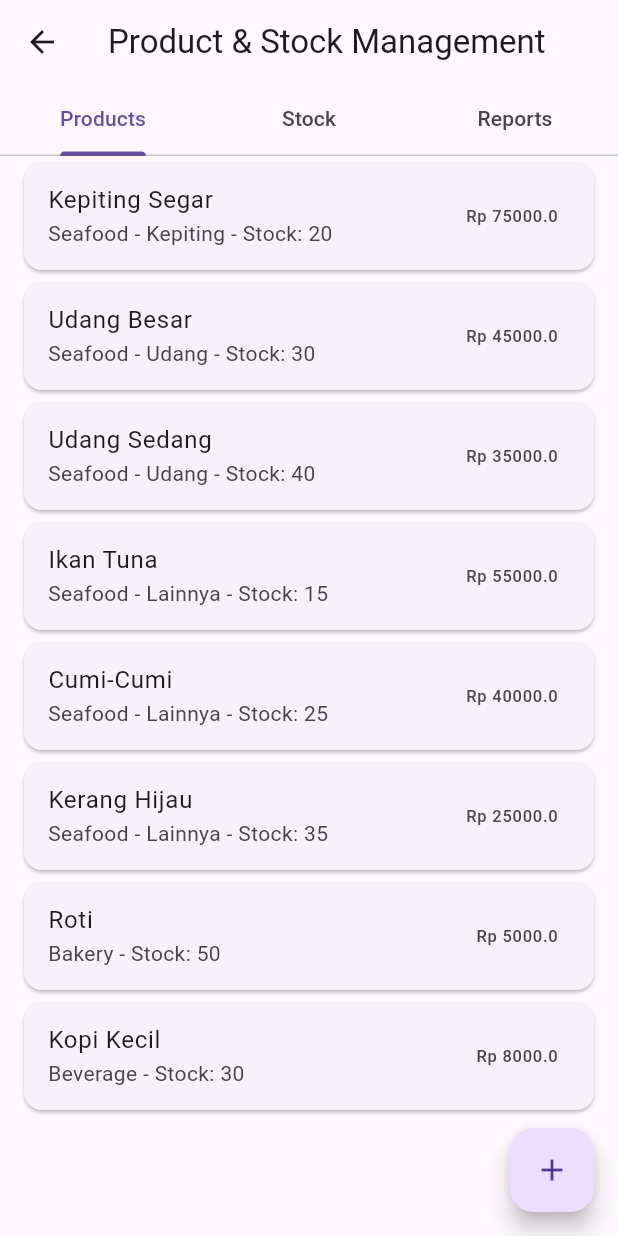
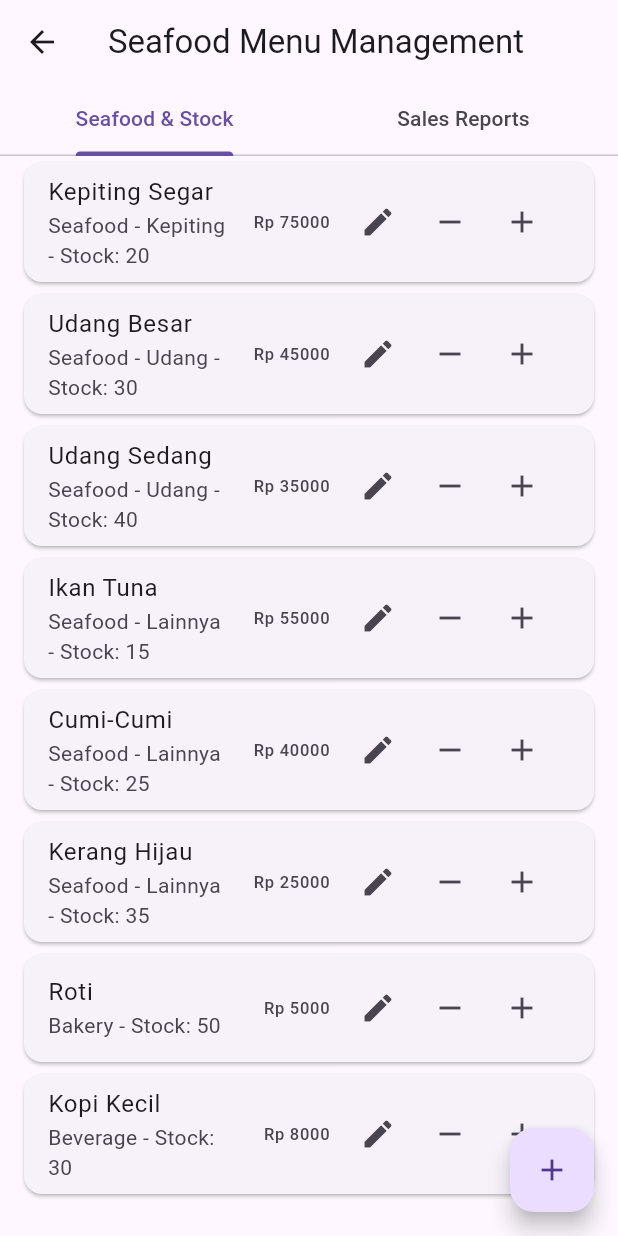
Before and after one commit to nunaprameswari/smartcashier_frontend, a Flutter app: the Productpage screen opened directly, on a phone screen of 412 x 824 dp. Run offline on Flutter 3.47's test engine with Material 3 defaults, Android fonts, the phone set to English and light mode, and no system bars; network calls fail.

Commit message:
melakukan penyempurnaan produck

```diff
--- a/lib/main.dart
+++ b/lib/main.dart
@@ -45,10 +45,10 @@
                 ),
                 const SizedBox(height: 40),
 
-                // Manajemen Produk
+                // Seafood Menu
                 menuCard(
                   imagePath: "assets/image/product.jpeg",
-                  title: "Manajemen Product & Stock",
+                  title: "Seafood Menu",
                   onTap: () {
                     Navigator.push(
                       context,
--- a/lib/menu/productpage.dart
+++ b/lib/menu/productpage.dart
@@ -16,7 +16,7 @@ class _ProductpageState extends State<Productpage> with SingleTickerProviderStat
   @override
   void initState() {
     super.initState();
-    _tabController = TabController(length: 3, vsync: this);
+    _tabController = TabController(length: 2, vsync: this);
   }
 
   @override
@@ -29,21 +29,19 @@ class _ProductpageState extends State<Productpage> with SingleTickerProviderStat
   Widget build(BuildContext context) {
     return Scaffold(
       appBar: AppBar(
-        title: const Text('Product & Stock Management'),
+        title: const Text('Seafood Menu Management'),
         bottom: TabBar(
           controller: _tabController,
           tabs: const [
-            Tab(text: 'Products'),
-            Tab(text: 'Stock'),
-            Tab(text: 'Reports'),
+            Tab(text: 'Seafood & Stock'),
+            Tab(text: 'Sales Reports'),
           ],
         ),
       ),
       body: TabBarView(
         controller: _tabController,
         children: [
-          _buildProductsTab(),
-          _buildStockTab(),
+          _buildSeafoodAndStockTab(),
           _buildReportsTab(),
         ],
       ),
@@ -54,26 +52,7 @@ class _ProductpageState extends State<Productpage> with SingleTickerProviderStat
     );
   }
 
-  Widget _buildProductsTab() {
-    final products = _dataService.products;
-    return ListView.builder(
-      itemCount: products.length,
-      itemBuilder: (context, index) {
-        final product = products[index];
-        return Card(
-          margin: const EdgeInsets.symmetric(horizontal: 16, vertical: 4),
-          child: ListTile(
-            title: Text(product.name),
-            subtitle: Text('${product.category} - Stock: ${product.stock}'),
-            trailing: Text('Rp ${product.price}'),
-            onTap: () => _showEditProductDialog(product),
-          ),
-        );
-      },
-    );
-  }
-
-  Widget _buildStockTab() {
+  Widget _buildSeafoodAndStockTab() {
     final products = _dataService.products;
     final lowStockProducts = _dataService.getLowStockProducts();
 
@@ -109,10 +88,16 @@ class _ProductpageState extends State<Productpage> with SingleTickerProviderStat
                 margin: const EdgeInsets.symmetric(horizontal: 16, vertical: 4),
                 child: ListTile(
                   title: Text(product.name),
-                  subtitle: Text('Current Stock: ${product.stock}'),
+                  subtitle: Text('${product.category} - Stock: ${product.stock}'),
                   trailing: Row(
                     mainAxisSize: MainAxisSize.min,
                     children: [
+                      Text('Rp ${product.price.toStringAsFixed(0)}'),
+                      const SizedBox(width: 8),
+                      IconButton(
+                        icon: const Icon(Icons.edit),
+                        onPressed: () => _showEditProductDialog(product),
+                      ),
                       IconButton(
                         icon: const Icon(Icons.remove),
                         onPressed: () => _updateStock(product, product.stock - 1),
@@ -142,7 +127,7 @@ class _ProductpageState extends State<Productpage> with SingleTickerProviderStat
         crossAxisAlignment: CrossAxisAlignment.start,
         children: [
           const Text(
-            'Sales Reports',
+            'Seafood Sales Reports',
             style: TextStyle(fontSize: 20, fontWeight: FontWeight.bold),
           ),
           const SizedBox(height: 16),
@@ -162,7 +147,7 @@ class _ProductpageState extends State<Productpage> with SingleTickerProviderStat
           ),
           const SizedBox(height: 16),
           const Text(
-            'Top Selling Products',
+            'Top Selling Seafood Items',
             style: TextStyle(fontSize: 18, fontWeight: FontWeight.bold),
           ),
           const SizedBox(height: 8),
@@ -190,7 +175,7 @@ class _ProductpageState extends State<Productpage> with SingleTickerProviderStat
     showDialog(
       context: context,
       builder: (context) => AlertDialog(
-        title: const Text('Add Product'),
+        title: const Text('Add Seafood Item'),
         content: SingleChildScrollView(
           child: Column(
             mainAxisSize: MainAxisSize.min,
@@ -241,7 +226,7 @@ class _ProductpageState extends State<Productpage> with SingleTickerProviderStat
     showDialog(
       context: context,
       builder: (context) => AlertDialog(
-        title: const Text('Edit Product'),
+        title: const Text('Edit Seafood Item'),
         content: SingleChildScrollView(
           child: Column(
             mainAxisSize: MainAxisSize.min,
```
